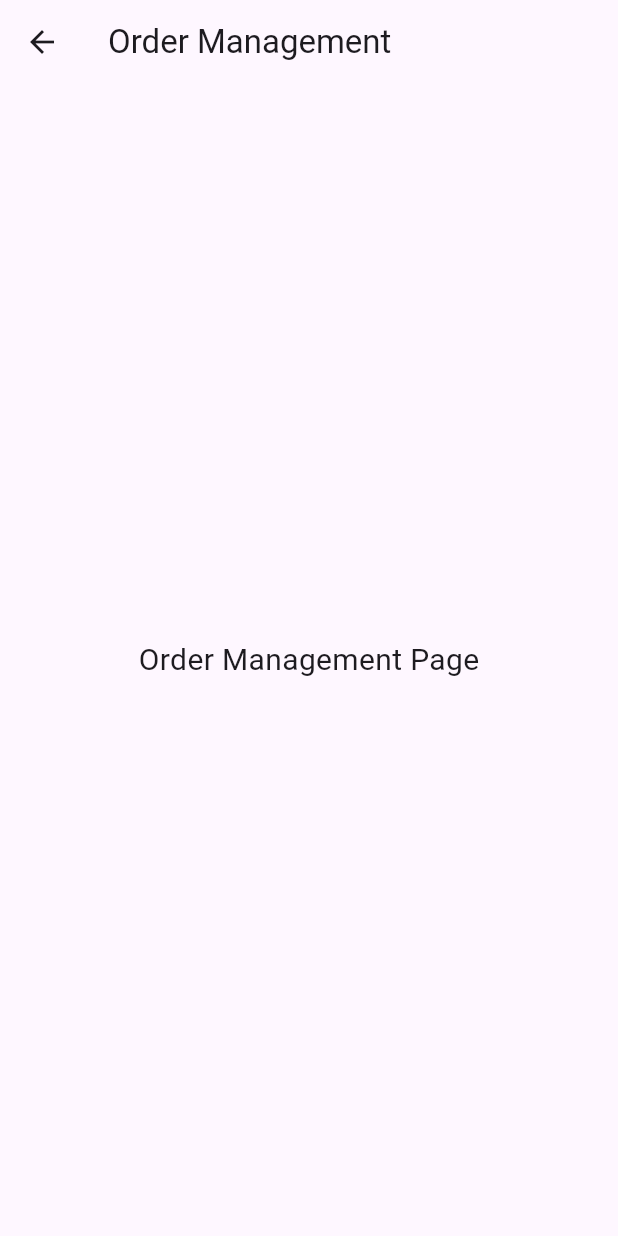
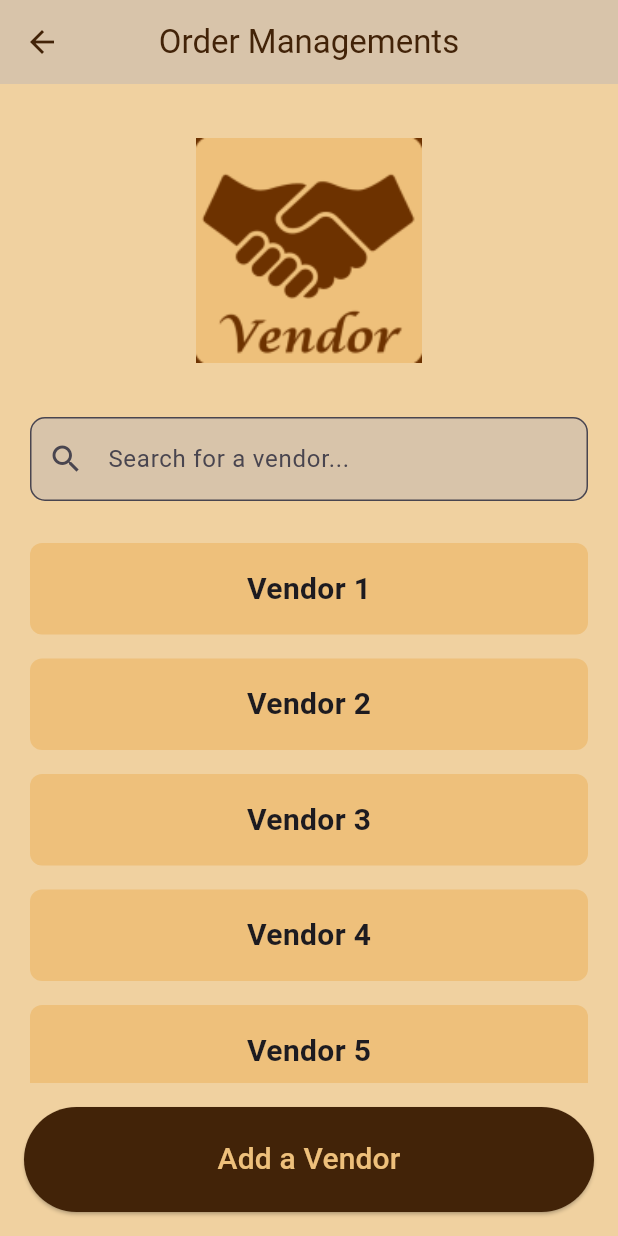
Before and after one commit to Jayjolie1026/BakeryManagement, a Flutter app: the VendorsPage screen opened directly, on a phone screen of 412 x 824 dp. Run offline on Flutter 3.47's test engine with Material 3 defaults, Android fonts, the phone set to English and light mode, and no system bars.

Commit message:
Connected Vendor Page
The vendor page function call had an incorrect name. I update the name and connected it to the button on the main page

```diff
--- a/bakery_management/lib/main.dart
+++ b/bakery_management/lib/main.dart
@@ -334,22 +334,3 @@ class AddRecipePage extends StatelessWidget {
     );
   }
 }
-
-class VendorsPage extends StatelessWidget {
-  const VendorsPage({super.key});
-
-  @override
-  Widget build(BuildContext context) {
-    return Scaffold(
-      appBar: AppBar(
-        title: const Text('Order Management'),
-      ),
-      body: const Center(
-        child: Text(
-          'Order Management Page',
-          style: TextStyle(fontSize: 20),
-        ),
-      ),
-    );
-  }
-}
--- a/bakery_management/lib/pages/vendors.dart
+++ b/bakery_management/lib/pages/vendors.dart
@@ -2,8 +2,8 @@ import 'package:flutter/material.dart';
 import 'package:http/http.dart' as http;
 import 'dart:convert';
 
-class OrdersPage extends StatelessWidget {
-  const OrdersPage({super.key});
+class VendorsPage extends StatelessWidget {
+  const VendorsPage({super.key});
 
 @override
 Widget build(BuildContext context) {
```
